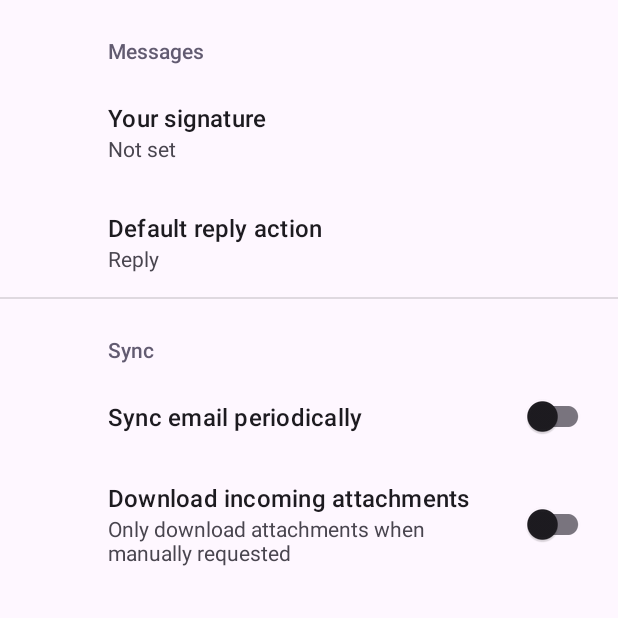
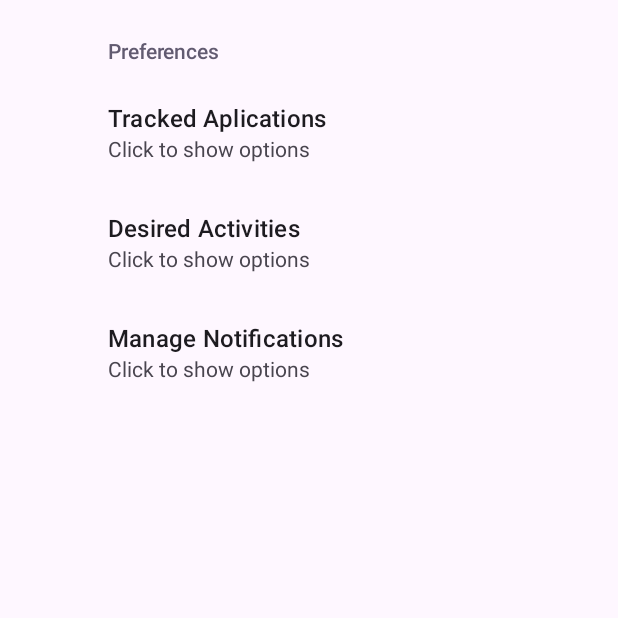
Before and after one commit to Gou-ash/FishyFrank, an Android app built with Jetpack Compose: the SettingsActivity screen opened directly, with no data from a screen before it, on a phone screen of 412 x 824 dp, the top half of it. Run offline under Robolectric (Android 15) with nearby library versions, the phone set to English and light mode, and no system bars; our stand-ins replace androidx.preference.

Commit message:
change settings window

```diff
--- a/app/src/main/res/xml/root_preferences.xml
+++ b/app/src/main/res/xml/root_preferences.xml
@@ -1,34 +1,22 @@
 <PreferenceScreen xmlns:app="http://schemas.android.com/apk/res-auto">
 
-    <PreferenceCategory app:title="@string/messages_header">
+    <PreferenceCategory app:title="Preferences">
 
-        <EditTextPreference
-            app:key="signature"
-            app:title="@string/signature_title"
-            app:useSimpleSummaryProvider="true" />
+        <!-- Custom preference that will show a dialog/popup -->
+        <Preference
+            app:key="buttonTracked"
+            app:title="Tracked Aplications"
+            app:summary="Click to show options" />
 
-        <ListPreference
-            app:defaultValue="reply"
-            app:entries="@array/reply_entries"
-            app:entryValues="@array/reply_values"
-            app:key="reply"
-            app:title="@string/reply_title"
-            app:useSimpleSummaryProvider="true" />
+        <Preference
+            app:key="buttonActivities"
+            app:title="Desired Activities"
+            app:summary="Click to show options" />
 
-    </PreferenceCategory>
-
-    <PreferenceCategory app:title="@string/sync_header">
-
-        <SwitchPreferenceCompat
-            app:key="sync"
-            app:title="@string/sync_title" />
-
-        <SwitchPreferenceCompat
-            app:dependency="sync"
-            app:key="attachment"
-            app:summaryOff="@string/attachment_summary_off"
-            app:summaryOn="@string/attachment_summary_on"
-            app:title="@string/attachment_title" />
+        <Preference
+            app:key="buttonNotifications"
+            app:title="Manage Notifications"
+            app:summary="Click to show options" />
 
     </PreferenceCategory>
 
```
